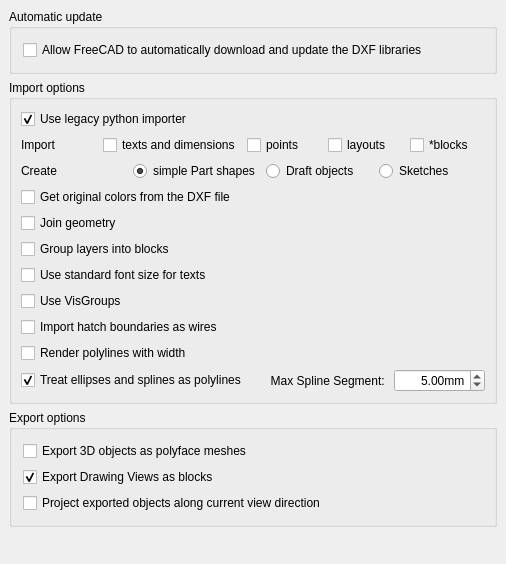
Qt form src/Mod/Draft/Resources/ui/preferences-dxf.ui (berndhahnebach/All_FreeCAD) before a commit.
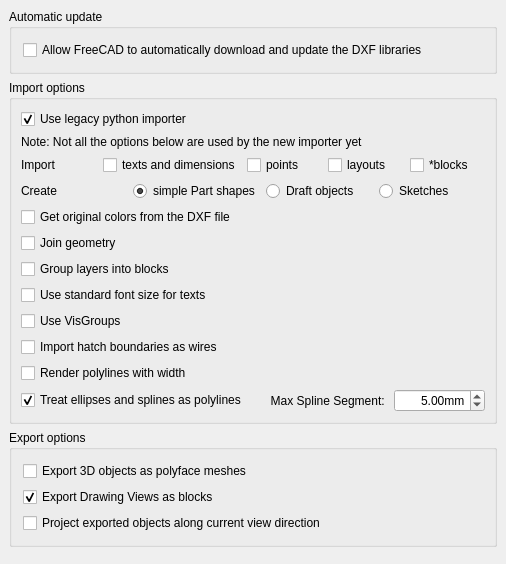
The same form after that commit. Custom widgets are drawn as their Qt base class.

Commit message: Draft: added a note to DXF options

What changed in the file:
```diff
--- a/src/Mod/Draft/Resources/ui/preferences-dxf.ui
+++ b/src/Mod/Draft/Resources/ui/preferences-dxf.ui
@@ -84,6 +84,13 @@
         </item>
        </layout>
       </item>
+      <item>
+       <widget class="QLabel" name="label_2">
+        <property name="text">
+         <string>Note: Not all the options below are used by the new importer yet</string>
+        </property>
+       </widget>
+      </item>
       <item>
        <layout class="QHBoxLayout" name="horizontalLayout_7">
         <item>
```
